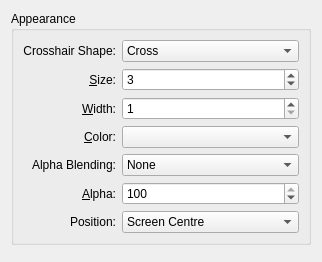
tues/kwincrosshair, file crosshair_config.ui: the form before one commit.
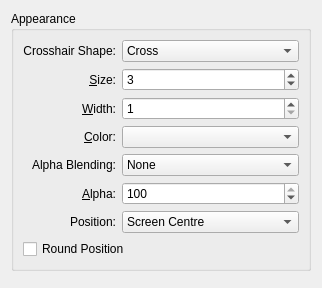
The form after the commit. Custom widgets are drawn as their Qt base class.

Commit message: ref #5: Added crosshair position rounding

```diff
--- a/crosshair_config.ui
+++ b/crosshair_config.ui
@@ -277,6 +277,19 @@
         </item>
        </widget>
       </item>
+      <item row="7" column="0" colspan="2">
+       <widget class="QCheckBox" name="roundPositionCheckBox">
+        <property name="toolTip">
+         <string>Round crosshair coordinates to the nearest integer. The crosshair will look better, but may be up to 0.5 pixel off-centre.</string>
+        </property>
+        <property name="whatsThis">
+         <string>Round crosshair coordinates to the nearest integer. The crosshair will look better, but may be up to 0.5 pixel off-centre.</string>
+        </property>
+        <property name="text">
+         <string>Round Position</string>
+        </property>
+       </widget>
+      </item>
      </layout>
     </widget>
    </item>
```
The commit also changes 3 other files.
